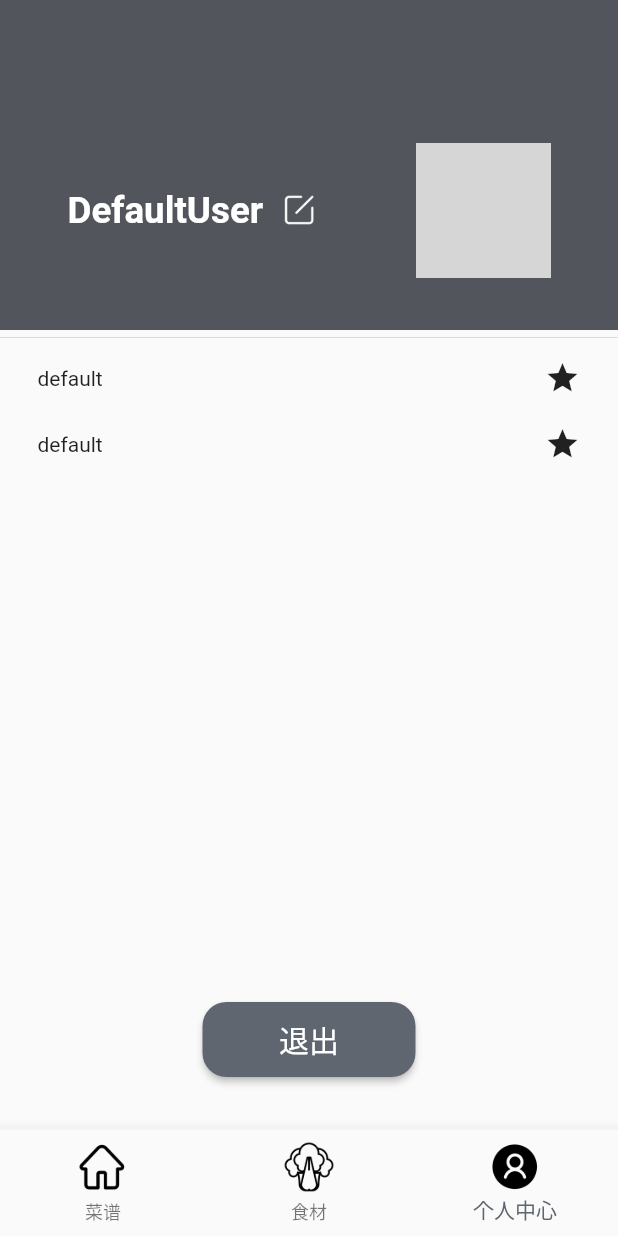
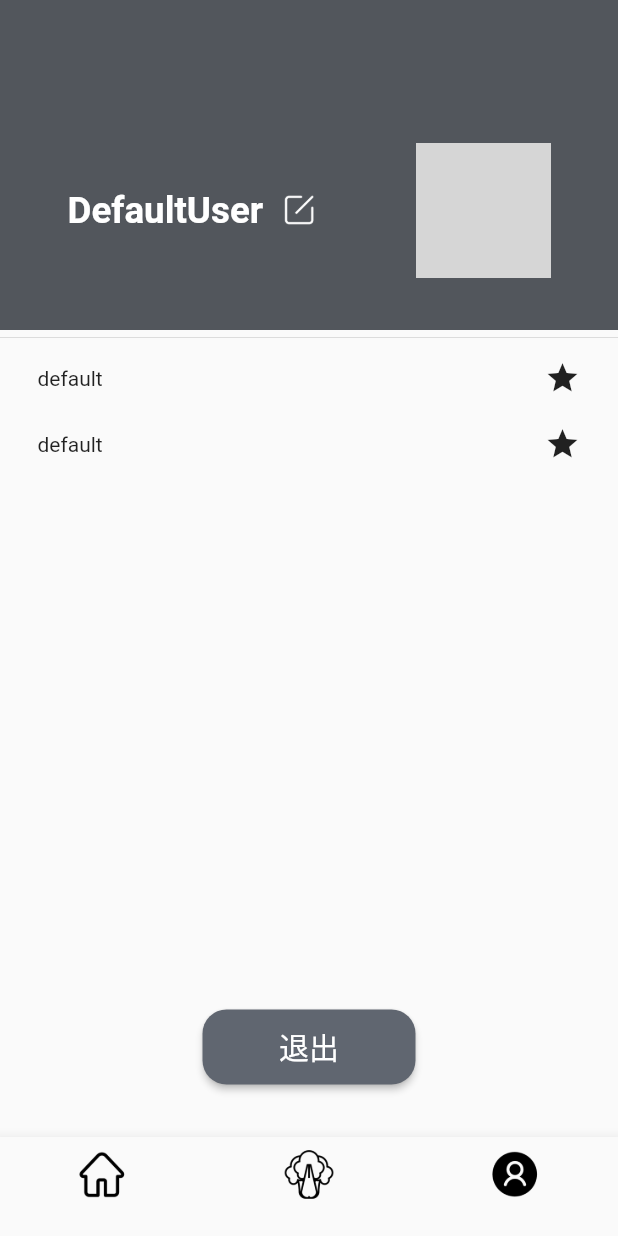
Before and after one commit to sdu0yi/health-monitor-flutter, a Flutter app: the Main screen opened directly, item 3 of the bottom bar chosen, on a phone screen of 412 x 824 dp. Run offline on Flutter 3.47's test engine with Material 2 defaults, Android fonts, the phone set to English and light mode, and no system bars; our stand-ins replace adaptive_dialog, dio, fluttertoast, image_picker, logger, shared_preferences; missing offline and left inert: sqlite3; accounts and stored records are empty; network calls fail; grey boxes are pictures that could not be loaded.

```diff
--- a/lib/routes/main.dart
+++ b/lib/routes/main.dart
@@ -26,7 +26,7 @@ class _MainState extends State<Main> {
   @override
   Widget build(BuildContext context) {
     // final double iconSize = IconTheme.of(context).size ?? 24;
-    final double iconSize = 36;
+    const double iconSize = 36;
     return Scaffold(
       body: IndexedStack(
         index: _currentIndex,
@@ -42,52 +42,49 @@ class _MainState extends State<Main> {
           });
         },
         currentIndex: _currentIndex,
-        items: <BottomNavigationBarItem>[
+        items: const <BottomNavigationBarItem>[
           BottomNavigationBarItem(
               icon: Image(
-                image: const AssetImage("icons/home0.png"),
+                image: AssetImage("icons/home0.png"),
                 height: iconSize,
                 width: iconSize,
                 color: Colors.black,
               ),
               activeIcon: Image(
-                image: const AssetImage("icons/home1.png"),
+                image: AssetImage("icons/home1.png"),
                 height: iconSize,
                 width: iconSize,
                 color: Colors.black,
               ),
-              label: '菜谱',
-              ),
+              label: ''),
           BottomNavigationBarItem(
               icon: Image(
-                image: const AssetImage("icons/食材0.png"),
+                image: AssetImage("icons/食材0.png"),
                 height: iconSize,
                 width: iconSize,
                 color: Colors.black,
               ),
               activeIcon: Image(
-                image: const AssetImage("icons/食材1.png"),
+                image: AssetImage("icons/食材1.png"),
                 height: iconSize,
                 width: iconSize,
                 color: Colors.black,
               ),
-              label: '食材'
-              ),
+              label: ''),
           BottomNavigationBarItem(
               icon: Image(
-                image: const AssetImage("icons/user0.png"),
+                image: AssetImage("icons/user0.png"),
                 height: iconSize,
                 width: iconSize,
                 color: Colors.black,
               ),
               activeIcon: Image(
-                image: const AssetImage("icons/user1.png"),
+                image: AssetImage("icons/user1.png"),
                 height: iconSize,
                 width: iconSize,
                 color: Colors.black,
               ),
-              label: '个人中心'
-          )
+              label: '')
         ],
       ),
     );
```
Also changed, not shown: lib/routes/ingredient_menu.dart (+72 -21 lines), lib/widgets/cart_item.dart (+8 -3 lines), lib/widgets/cart_list.dart (+16 -5 lines).
